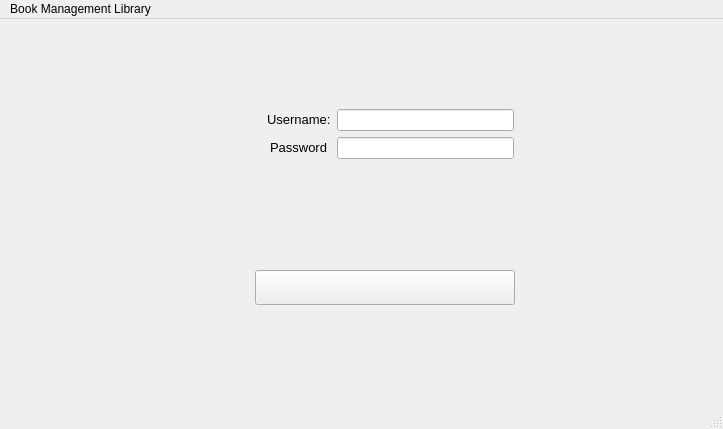
The window that BMS/mainwindow.ui (hoangtrungnguyen1010/Library-Management) describes before a commit, drawn with Qt 5.
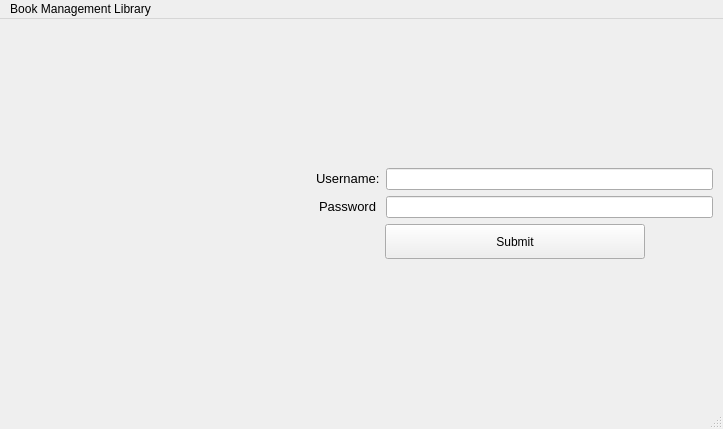
The same window after the commit. The open tabs and pages were chosen to show the change. Icons and pictures are not drawn.

```diff
--- a/BMS/mainwindow.ui
+++ b/BMS/mainwindow.ui
@@ -42,8 +42,7 @@
        <bool>true</bool>
       </property>
       <property name="styleSheet">
-       <string notr="true">color: qlineargradient(spread:pad, x1:0, y1:0, x2:1, y2:0, stop:0 rgba(255, 178, 102, 255), stop:0.55 rgba(235, 148, 61, 255), stop:0.98 rgba(0, 0, 0, 255), stop:1 rgba(0, 0, 0, 0));
-</string>
+       <string notr="true"/>
       </property>
       <property name="currentIndex">
        <number>1</number>
@@ -57,42 +56,25 @@
 border-image: url(:/Images/Downloads/gr.jpg)
 }</string>
        </property>
-       <widget class="QWidget" name="layoutWidget">
-        <property name="geometry">
-         <rect>
-          <x>0</x>
-          <y>70</y>
-          <width>781</width>
-          <height>124</height>
-         </rect>
-        </property>
         <layout class="QHBoxLayout" name="horizontalLayout">
-         <property name="leftMargin">
-          <number>20</number>
-         </property>
-         <property name="topMargin">
-          <number>20</number>
-         </property>
-         <property name="rightMargin">
-          <number>20</number>
-         </property>
-         <property name="bottomMargin">
-          <number>20</number>
-         </property>
          <item>
-          <spacer name="horizontalSpacer_3">
-           <property name="orientation">
-            <enum>Qt::Horizontal</enum>
-           </property>
-           <property name="sizeHint" stdset="0">
+         <widget class="QWidget" name="widget" native="true">
+          <property name="minimumSize">
             <size>
-             <width>40</width>
-             <height>20</height>
-            </size>
-           </property>
-          </spacer>
+            <width>300</width>
+            <height>300</height>
+           </size>
+          </property>
+          <property name="styleSheet">
+           <string notr="true">image: url(:/background/icon_book.jfif);</string>
+          </property>
+         </widget>
          </item>
          <item>
+         <widget class="QWidget" name="" native="true">
+          <property name="enabled">
+           <bool>true</bool>
+          </property>
           <layout class="QFormLayout" name="formLayout">
            <property name="labelAlignment">
             <set>Qt::AlignCenter</set>
@@ -101,18 +83,18 @@
             <set>Qt::AlignHCenter|Qt::AlignTop</set>
            </property>
            <property name="leftMargin">
-            <number>0</number>
+            <number>1</number>
            </property>
            <property name="topMargin">
-            <number>0</number>
+            <number>1</number>
            </property>
            <property name="rightMargin">
-            <number>0</number>
+            <number>1</number>
            </property>
            <property name="bottomMargin">
-            <number>0</number>
+            <number>1</number>
            </property>
-           <item row="0" column="0">
+           <item row="1" column="0">
             <widget class="QLabel" name="label_3">
              <property name="styleSheet">
               <string notr="true">QLabel#lable_3 {
@@ -124,17 +106,17 @@
              </property>
             </widget>
            </item>
-           <item row="0" column="1">
+           <item row="1" column="1">
             <widget class="QLineEdit" name="lineEdit_2"/>
            </item>
-           <item row="1" column="0">
+           <item row="2" column="0">
             <widget class="QLabel" name="label_2">
              <property name="text">
               <string>&lt;html&gt;&lt;head/&gt;&lt;body&gt;&lt;p&gt;&lt;span style=&quot; font-size:10pt;&quot;&gt;Password&lt;/span&gt;&lt;/p&gt;&lt;/body&gt;&lt;/html&gt;</string>
              </property>
             </widget>
            </item>
-           <item row="1" column="1">
+           <item row="2" column="1">
             <widget class="QLineEdit" name="lineEdit">
              <property name="styleSheet">
               <string notr="true">QLineEdit#lineEdit {
@@ -143,32 +125,7 @@
              </property>
             </widget>
            </item>
-          </layout>
-         </item>
-         <item>
-          <spacer name="horizontalSpacer_4">
-           <property name="orientation">
-            <enum>Qt::Horizontal</enum>
-           </property>
-           <property name="sizeHint" stdset="0">
-            <size>
-             <width>40</width>
-             <height>20</height>
-            </size>
-           </property>
-          </spacer>
-         </item>
-        </layout>
-       </widget>
-       <widget class="QWidget" name="layoutWidget">
-        <property name="geometry">
-         <rect>
-          <x>0</x>
-          <y>250</y>
-          <width>770</width>
-          <height>37</height>
-         </rect>
-        </property>
+           <item row="3" column="0" colspan="2">
         <layout class="QHBoxLayout" name="horizontalLayout_2">
          <property name="topMargin">
           <number>0</number>
@@ -213,7 +170,37 @@
           </spacer>
          </item>
         </layout>
-       </widget>
+           </item>
+           <item row="0" column="0" colspan="2">
+            <spacer name="verticalSpacer_2">
+             <property name="orientation">
+              <enum>Qt::Vertical</enum>
+             </property>
+             <property name="sizeHint" stdset="0">
+              <size>
+               <width>20</width>
+               <height>40</height>
+              </size>
+             </property>
+            </spacer>
+           </item>
+           <item row="4" column="0" colspan="2">
+            <spacer name="verticalSpacer">
+             <property name="orientation">
+              <enum>Qt::Vertical</enum>
+             </property>
+             <property name="sizeHint" stdset="0">
+              <size>
+               <width>20</width>
+               <height>40</height>
+              </size>
+             </property>
+            </spacer>
+           </item>
+          </layout>
+         </widget>
+        </item>
+       </layout>
       </widget>
       <widget class="QWidget" name="MainPage">
        <property name="enabled">
```
Left out of the diff: 4 changed lines with no effect on the pictures. Lines whose indentation alone changed are shown as unchanged.
